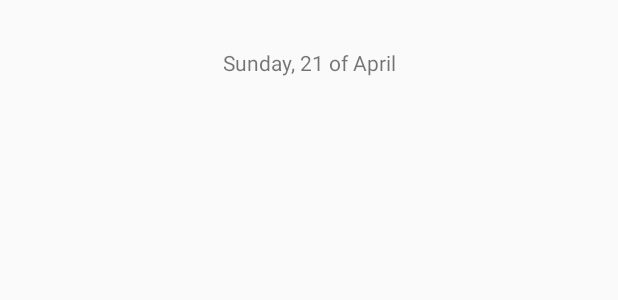
After one commit to cyber-gh/YourHealth, an Android app: the layout user_stats.xml on its own in the app's theme, with its tools: preview values and no code run, on a phone screen of 412 x 824 dp. The commit adds this screen. Shown: the top 300 px of the screen. Run offline under Robolectric (Android 15) with nearby library versions, the phone set to English and light mode, and no system bars.

Commit message:
update 2

```diff
--- a/app/build.gradle
+++ b/app/build.gradle
@@ -73,6 +73,7 @@ dependencies {
         exclude group: 'org.apache.httpcomponents'
     }
 
+    implementation 'com.google.firebase:firebase-database:16.0.4'
     testImplementation 'junit:junit:4.12'
     androidTestImplementation 'androidx.test:runner:1.1.1'
     androidTestImplementation 'androidx.test.espresso:espresso-core:3.1.1'
--- a/app/src/main/java/com/example/yourhealth/Router.kt
+++ b/app/src/main/java/com/example/yourhealth/Router.kt
@@ -1,6 +1,7 @@
 package com.example.yourhealth
 
 import com.example.yourhealth.ui.registration.LoginFragment
+import com.example.yourhealth.ui.views.GeneralStatsFragment
 
 object Router {
     lateinit var activity: MainActivity
@@ -20,4 +21,8 @@ object Router {
     fun showLoginFragment() {
         activity.showFragment(LoginFragment(), false)
     }
+
+    fun showGeneralStatsFragment() {
+        activity.showFragment(GeneralStatsFragment(), false)
+    }
 }
--- /dev/null
+++ b/app/src/main/java/com/example/yourhealth/models/GeneralInfo.kt
@@ -0,0 +1,5 @@
+package com.example.yourhealth.models
+
+class GeneralInfo (var bloodPressure: Double = 0.0, var sugarLevel: Double = 0.0,
+                        var sleepHours :Double = 0.0,var minutesExercised: Int = 0
+                        )
--- /dev/null
+++ b/app/src/main/res/layout/user_stats.xml
@@ -0,0 +1,12 @@
+<?xml version="1.0" encoding="utf-8"?>
+<androidx.constraintlayout.widget.ConstraintLayout xmlns:android="http://schemas.android.com/apk/res/android"
+                                                   xmlns:app="http://schemas.android.com/apk/res-auto" xmlns:tools="http://schemas.android.com/tools" android:layout_width="match_parent"
+                                                   android:layout_height="match_parent">
+    <TextView
+            android:text="Sunday, 21 of April"
+            android:layout_width="wrap_content"
+            android:layout_height="wrap_content"
+            android:id="@+id/textView5" app:layout_constraintStart_toStartOf="parent" android:layout_marginStart="8dp"
+            app:layout_constraintEnd_toEndOf="parent" android:layout_marginEnd="8dp" android:layout_marginTop="32dp"
+            app:layout_constraintTop_toTopOf="parent"/>
+</androidx.constraintlayout.widget.ConstraintLayout>
--- a/build.gradle
+++ b/build.gradle
@@ -15,7 +15,7 @@ buildscript {
     dependencies {
         classpath 'com.android.tools.build:gradle:3.4.0'
         classpath "org.jetbrains.kotlin:kotlin-gradle-plugin:$kotlin_version"
-        classpath 'com.google.gms:google-services:4.0.1'
+        classpath 'com.google.gms:google-services:4.2.0'
         // NOTE: Do not place your application dependencies here; they belong
         // in the individual module build.gradle files
     }
```
Also changed, not shown: app/src/main/java/com/example/yourhealth/Data/Repository.kt (+18 -5 lines), app/src/main/java/com/example/yourhealth/ui/registration/LoginFragment.kt (+2 -9 lines), app/src/main/java/com/example/yourhealth/ui/views/GeneralStatsFragment.kt (added, +19 -0 lines).
